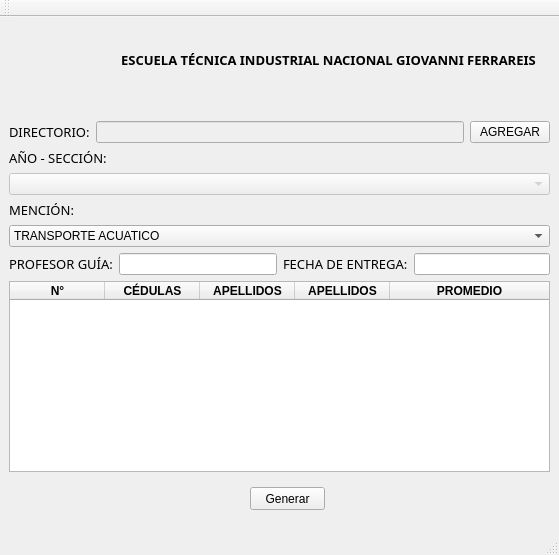
The window that GUI/GUI.ui (OriC28/NotasExpress) describes before a commit, drawn with Qt 5.
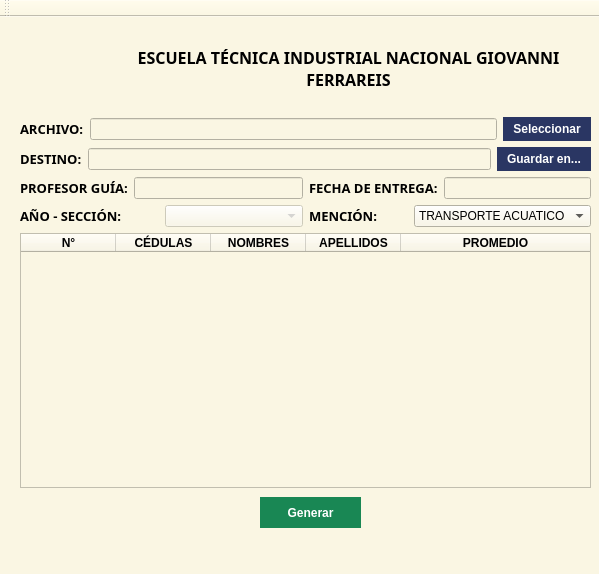
The same window after the commit. Icons and pictures are not drawn.

```diff
--- a/GUI/GUI.ui
+++ b/GUI/GUI.ui
@@ -6,8 +6,8 @@
    <rect>
     <x>0</x>
     <y>0</y>
-    <width>559</width>
-    <height>555</height>
+    <width>599</width>
+    <height>574</height>
    </rect>
   </property>
   <property name="minimumSize">
@@ -32,21 +32,27 @@
    <string>MainWindow</string>
   </property>
   <property name="styleSheet">
-   <string notr="true"/>
+   <string notr="true">background-color:#FAF6E3;</string>
   </property>
   <widget class="QWidget" name="centralwidget">
    <widget class="QPushButton" name="GenerateButton">
     <property name="geometry">
      <rect>
-      <x>250</x>
-      <y>470</y>
-      <width>75</width>
-      <height>23</height>
+      <x>260</x>
+      <y>480</y>
+      <width>101</width>
+      <height>31</height>
      </rect>
     </property>
     <property name="contextMenuPolicy">
      <enum>Qt::PreventContextMenu</enum>
     </property>
+    <property name="styleSheet">
+     <string notr="true">background-color: #198754;
+font-weight: bold;
+color: white;
+border: none;</string>
+    </property>
     <property name="text">
      <string>Generar</string>
     </property>
@@ -54,114 +60,214 @@
      <bool>false</bool>
     </property>
    </widget>
+   <widget class="QLabel" name="label_5">
+    <property name="geometry">
+     <rect>
+      <x>108</x>
+      <y>11</y>
+      <width>481</width>
+      <height>81</height>
+     </rect>
+    </property>
+    <property name="font">
+     <font>
+      <family>Reddit Sans Chocolate</family>
+     </font>
+    </property>
+    <property name="text">
+     <string>&lt;!DOCTYPE HTML PUBLIC &quot;-//W3C//DTD HTML 4.0//EN&quot; &quot;http://www.w3.org/TR/REC-html40/strict.dtd&quot;&gt;
+&lt;html&gt;&lt;head&gt;&lt;meta name=&quot;qrichtext&quot; content=&quot;1&quot; /&gt;&lt;style type=&quot;text/css&quot;&gt;
+p, li { white-space: pre-wrap; }
+&lt;/style&gt;&lt;/head&gt;&lt;body style=&quot; font-family:'Reddit Sans Chocolate'; font-size:8pt; font-weight:400; font-style:normal;&quot;&gt;
+&lt;p align=&quot;center&quot; style=&quot; margin-top:12px; margin-bottom:12px; margin-left:0px; margin-right:0px; -qt-block-indent:0; text-indent:0px;&quot;&gt;&lt;span style=&quot; font-size:12pt; font-weight:600;&quot;&gt;ESCUELA TÉCNICA INDUSTRIAL NACIONAL GIOVANNI FERRAREIS&lt;/span&gt;&lt;/p&gt;&lt;/body&gt;&lt;/html&gt;</string>
+    </property>
+    <property name="textFormat">
+     <enum>Qt::AutoText</enum>
+    </property>
+    <property name="wordWrap">
+     <bool>true</bool>
+    </property>
+   </widget>
+   <widget class="QLabel" name="logo">
+    <property name="geometry">
+     <rect>
+      <x>20</x>
+      <y>10</y>
+      <width>81</width>
+      <height>71</height>
+     </rect>
+    </property>
+    <property name="minimumSize">
+     <size>
+      <width>61</width>
+      <height>61</height>
+     </size>
+    </property>
+    <property name="maximumSize">
+     <size>
+      <width>81</width>
+      <height>81</height>
+     </size>
+    </property>
+    <property name="contextMenuPolicy">
+     <enum>Qt::NoContextMenu</enum>
+    </property>
+    <property name="styleSheet">
+     <string notr="true"/>
+    </property>
+    <property name="text">
+     <string/>
+    </property>
+   </widget>
    <widget class="QWidget" name="layoutWidget">
     <property name="geometry">
      <rect>
-      <x>9</x>
-      <y>104</y>
-      <width>541</width>
-      <height>351</height>
+      <x>20</x>
+      <y>100</y>
+      <width>571</width>
+      <height>371</height>
      </rect>
     </property>
-    <layout class="QVBoxLayout" name="verticalLayout_4">
-     <item>
       <layout class="QVBoxLayout" name="verticalLayout_3">
        <item>
-        <layout class="QHBoxLayout" name="horizontalLayout">
+      <layout class="QVBoxLayout" name="verticalLayout_2">
+       <item>
+        <layout class="QHBoxLayout" name="horizontalLayout_10">
+         <item>
+          <layout class="QHBoxLayout" name="horizontalLayout_8">
          <item>
           <widget class="QLabel" name="label">
            <property name="font">
             <font>
              <family>Reddit Sans Chocolate</family>
              <pointsize>10</pointsize>
+               <weight>75</weight>
+               <bold>true</bold>
             </font>
            </property>
            <property name="text">
-            <string>DIRECTORIO:</string>
+              <string>ARCHIVO:</string>
            </property>
           </widget>
          </item>
          <item>
-          <widget class="QLineEdit" name="DirectoryEntry">
+            <widget class="QLineEdit" name="pathFile">
            <property name="enabled">
             <bool>false</bool>
            </property>
            <property name="cursor">
             <cursorShape>ArrowCursor</cursorShape>
            </property>
+             <property name="styleSheet">
+              <string notr="true"/>
+             </property>
           </widget>
          </item>
          <item>
-          <widget class="QPushButton" name="AddButton">
+            <widget class="QPushButton" name="SelectButton">
+             <property name="cursor">
+              <cursorShape>PointingHandCursor</cursorShape>
+             </property>
            <property name="acceptDrops">
             <bool>true</bool>
            </property>
+             <property name="styleSheet">
+              <string notr="true">background-color: #2A3663;
+color: white;
+border: none;
+font-weight: bold;
+padding: 5px 10px;</string>
+             </property>
            <property name="text">
-            <string>AGREGAR</string>
-           </property>
-          </widget>
+              <string>Seleccionar</string>
+             </property>
+             <property name="icon">
+              <iconset>
+               <normaloff>../Resource/icons/select.png</normaloff>../Resource/icons/select.png</iconset>
+             </property>
+            </widget>
+           </item>
+          </layout>
+         </item>
+        </layout>
+       </item>
+       <item>
+        <layout class="QHBoxLayout" name="horizontalLayout_9">
+         <item>
+          <layout class="QHBoxLayout" name="horizontalLayout">
+           <item>
+            <widget class="QLabel" name="label_4">
+             <property name="font">
+              <font>
+               <family>Reddit Sans Chocolate</family>
+               <pointsize>10</pointsize>
+               <weight>75</weight>
+               <bold>true</bold>
+              </font>
+             </property>
+             <property name="text">
+              <string>DESTINO:</string>
+             </property>
+            </widget>
+           </item>
+           <item>
+            <widget class="QLineEdit" name="pathFolder">
+             <property name="enabled">
+              <bool>false</bool>
+             </property>
+             <property name="cursor">
+              <cursorShape>ArrowCursor</cursorShape>
+             </property>
+             <property name="styleSheet">
+              <string notr="true"/>
+             </property>
+            </widget>
+           </item>
+          </layout>
+         </item>
+         <item>
+          <widget class="QPushButton" name="SaveButton">
+           <property name="enabled">
+            <bool>false</bool>
+           </property>
+           <property name="cursor">
+            <cursorShape>PointingHandCursor</cursorShape>
+           </property>
+           <property name="acceptDrops">
+            <bool>true</bool>
+           </property>
+           <property name="autoFillBackground">
+            <bool>false</bool>
+           </property>
+           <property name="styleSheet">
+            <string notr="true">background-color:  #2A3663;
+color: white;
+border: none;
+font-weight: bold;
+padding: 5px 10px;</string>
+           </property>
+           <property name="text">
+            <string>Guardar en...</string>
+           </property>
+           <property name="icon">
+            <iconset>
+             <normaloff>../Resource/icons/save.png</normaloff>../Resource/icons/save.png</iconset>
+           </property>
+           <property name="checkable">
+            <bool>false</bool>
+           </property>
+           <property name="flat">
+            <bool>false</bool>
+           </property>
+          </widget>
+         </item>
+        </layout>
          </item>
         </layout>
        </item>
        <item>
         <layout class="QVBoxLayout" name="verticalLayout">
          <item>
-          <widget class="QLabel" name="label_3">
-           <property name="font">
-            <font>
-             <family>Reddit Sans Chocolate</family>
-             <pointsize>10</pointsize>
-            </font>
-           </property>
-           <property name="text">
-            <string>AÑO - SECCIÓN:</string>
-           </property>
-          </widget>
-         </item>
-         <item>
-          <widget class="QComboBox" name="CbYearSection">
-           <property name="enabled">
-            <bool>false</bool>
-           </property>
-          </widget>
-         </item>
-        </layout>
-       </item>
-       <item>
-        <layout class="QVBoxLayout" name="verticalLayout_2">
-         <item>
-          <widget class="QLabel" name="label_2">
-           <property name="font">
-            <font>
-             <family>Reddit Sans Chocolate</family>
-             <pointsize>10</pointsize>
-            </font>
-           </property>
-           <property name="text">
-            <string>MENCIÓN:</string>
-           </property>
-           <property name="indent">
-            <number>0</number>
-           </property>
-          </widget>
-         </item>
-         <item>
-          <widget class="QComboBox" name="CbMention">
-           <item>
-            <property name="text">
-             <string>TRANSPORTE ACUATICO</string>
-            </property>
-           </item>
-           <item>
-            <property name="text">
-             <string>METALMECANICA</string>
-            </property>
-           </item>
-          </widget>
-         </item>
-        </layout>
-       </item>
-       <item>
         <layout class="QHBoxLayout" name="horizontalLayout_2">
          <item>
           <layout class="QHBoxLayout" name="horizontalLayout_5">
@@ -177,6 +283,8 @@
               <font>
                <family>Reddit Sans Chocolate</family>
                <pointsize>10</pointsize>
+               <weight>75</weight>
+               <bold>true</bold>
               </font>
              </property>
              <property name="text">
@@ -206,6 +314,8 @@
               <font>
                <family>Reddit Sans Chocolate</family>
                <pointsize>10</pointsize>
+               <weight>75</weight>
+               <bold>true</bold>
               </font>
              </property>
              <property name="text">
@@ -220,6 +330,70 @@
          </item>
         </layout>
        </item>
+       <item>
+        <layout class="QHBoxLayout" name="horizontalLayout_7">
+         <item>
+          <layout class="QHBoxLayout" name="horizontalLayout_3">
+           <item>
+            <widget class="QLabel" name="label_3">
+             <property name="font">
+              <font>
+               <family>Reddit Sans Chocolate</family>
+               <pointsize>10</pointsize>
+               <weight>75</weight>
+               <bold>true</bold>
+              </font>
+             </property>
+             <property name="text">
+              <string>AÑO - SECCIÓN:</string>
+             </property>
+            </widget>
+           </item>
+           <item>
+            <widget class="QComboBox" name="CbYearSection">
+             <property name="enabled">
+              <bool>false</bool>
+             </property>
+            </widget>
+           </item>
+          </layout>
+         </item>
+         <item>
+          <layout class="QHBoxLayout" name="horizontalLayout_6">
+           <item>
+            <widget class="QLabel" name="label_2">
+             <property name="font">
+              <font>
+               <family>Reddit Sans Chocolate</family>
+               <pointsize>10</pointsize>
+               <weight>75</weight>
+               <bold>true</bold>
+              </font>
+             </property>
+             <property name="text">
+              <string>MENCIÓN:</string>
+             </property>
+             <property name="indent">
+              <number>0</number>
+             </property>
+            </widget>
+           </item>
+           <item>
+            <widget class="QComboBox" name="CbMention">
+             <item>
+              <property name="text">
+               <string>TRANSPORTE ACUATICO</string>
+              </property>
+             </item>
+             <item>
+              <property name="text">
+               <string>METALMECANICA</string>
+              </property>
+             </item>
+            </widget>
+           </item>
+          </layout>
+         </item>
       </layout>
      </item>
      <item>
@@ -263,7 +437,7 @@
        </column>
        <column>
         <property name="text">
-         <string>APELLIDOS</string>
+           <string>NOMBRES</string>
         </property>
         <property name="font">
          <font>
@@ -297,76 +471,9 @@
       </widget>
      </item>
     </layout>
+     </item>
+    </layout>
    </widget>
-   <widget class="QLabel" name="label_5">
-    <property name="geometry">
-     <rect>
-      <x>108</x>
-      <y>11</y>
-      <width>441</width>
-      <height>64</height>
-     </rect>
-    </property>
-    <property name="font">
-     <font>
-      <family>Reddit Sans Chocolate</family>
-     </font>
-    </property>
-    <property name="text">
-     <string>&lt;!DOCTYPE HTML PUBLIC &quot;-//W3C//DTD HTML 4.0//EN&quot; &quot;http://www.w3.org/TR/REC-html40/strict.dtd&quot;&gt;
-&lt;html&gt;&lt;head&gt;&lt;meta name=&quot;qrichtext&quot; content=&quot;1&quot; /&gt;&lt;style type=&quot;text/css&quot;&gt;
-p, li { white-space: pre-wrap; }
-&lt;/style&gt;&lt;/head&gt;&lt;body style=&quot; font-family:'Reddit Sans Chocolate'; font-size:8pt; font-weight:400; font-style:normal;&quot;&gt;
-&lt;p align=&quot;center&quot; style=&quot; margin-top:12px; margin-bottom:12px; margin-left:0px; margin-right:0px; -qt-block-indent:0; text-indent:0px;&quot;&gt;&lt;span style=&quot; font-size:10pt; font-weight:600;&quot;&gt;ESCUELA TÉCNICA INDUSTRIAL NACIONAL GIOVANNI FERRAREIS&lt;/span&gt;&lt;/p&gt;&lt;/body&gt;&lt;/html&gt;</string>
-    </property>
-    <property name="textFormat">
-     <enum>Qt::AutoText</enum>
-    </property>
-    <property name="wordWrap">
-     <bool>true</bool>
-    </property>
-   </widget>
-   <widget class="QLabel" name="logo">
-    <property name="geometry">
-     <rect>
-      <x>20</x>
-      <y>10</y>
-      <width>81</width>
-      <height>71</height>
-     </rect>
-    </property>
-    <property name="minimumSize">
-     <size>
-      <width>61</width>
-      <height>61</height>
-     </size>
-    </property>
-    <property name="maximumSize">
-     <size>
-      <width>81</width>
-      <height>81</height>
-     </size>
-    </property>
-    <property name="contextMenuPolicy">
-     <enum>Qt::NoContextMenu</enum>
-    </property>
-    <property name="styleSheet">
-     <string notr="true"/>
-    </property>
-    <property name="text">
-     <string/>
-    </property>
-   </widget>
-  </widget>
-  <widget class="QMenuBar" name="menubar">
-   <property name="geometry">
-    <rect>
-     <x>0</x>
-     <y>0</y>
-     <width>559</width>
-     <height>21</height>
-    </rect>
-   </property>
   </widget>
   <widget class="QStatusBar" name="statusbar"/>
   <widget class="QToolBar" name="toolBar">
```
Left out of the diff: 7 changed lines with no effect on the pictures. Lines whose indentation alone changed are shown as unchanged.
